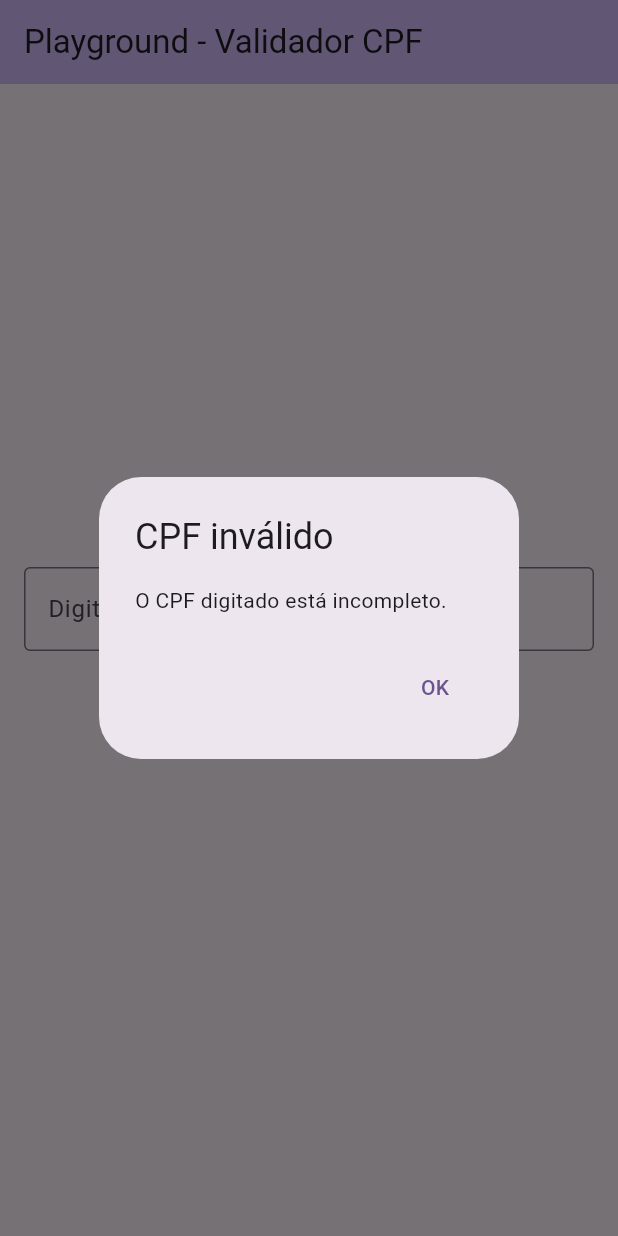
After one commit to LS-F/EstudosFlutter, a Flutter app: the ValidadorCpf screen opened directly, after a tap on "Valida CPF", on a phone screen of 412 x 824 dp. The commit adds this screen. Run offline on Flutter 3.47's test engine with Material 3 defaults, Android fonts, the phone set to English and light mode, and no system bars; our stand-ins replace mask_text_input_formatter.

Commit message:
Adicionado validação CPF, tela CPF

```diff
--- /dev/null
+++ b/lib/alerts/AlertDialog1.dart
@@ -0,0 +1,79 @@
+import 'package:flutter/material.dart';
+
+AlertaErroIncompletoCPF(BuildContext context) {
+    // configura o button
+  Widget okButton = TextButton(
+    child: Text("OK"),
+    onPressed: () {
+      Navigator.pop(context,false);
+     },
+  );
+
+  // configura o  AlertDialog
+  AlertDialog alerta = AlertDialog(
+    title: Text("CPF inválido"),
+    content: Text("O CPF digitado está incompleto."),
+    actions: [
+      okButton,
+    ],
+  );
+  // exibe o dialog
+  showDialog(
+    context: context,
+    builder: (BuildContext context) {
+      return alerta;
+    },
+  );
+}
+
+AlertaInvalidoCPF(BuildContext context) {
+    // configura o button
+  Widget okButton = TextButton(
+    child: Text("OK"),
+    onPressed: () {
+      Navigator.pop(context,false);
+     },
+  );
+
+  // configura o  AlertDialog
+  AlertDialog alerta = AlertDialog(
+    title: Text("CPF Inválido"),
+    content: Text("O CPF digitado é inválido"),
+    actions: [
+      okButton,
+    ],
+  );
+  // exibe o dialog
+  showDialog(
+    context: context,
+    builder: (BuildContext context) {
+      return alerta;
+    },
+  );
+}
+
+AlertaValidoCPF(BuildContext context) {
+    // configura o button
+  Widget okButton = TextButton(
+    child: Text("OK"),
+    onPressed: () {
+      Navigator.pop(context,false);
+     },
+  );
+
+  // configura o  AlertDialog
+  AlertDialog alerta = AlertDialog(
+    title: Text("CPF Válido"),
+    content: Text("O CPF digitado é válido"),
+    actions: [
+      okButton,
+    ],
+  );
+  // exibe o dialog
+  showDialog(
+    context: context,
+    builder: (BuildContext context) {
+      return alerta;
+    },
+  );
+}
--- a/lib/main.dart
+++ b/lib/main.dart
@@ -1,6 +1,6 @@
 import 'package:flutter/material.dart';
 import 'package:playgroundflutter/class/testes.dart';
-import 'package:playgroundflutter/screens/tela_login.dart';
+import 'package:playgroundflutter/screens/ImageSize.dart';
 
 void main() {
   runApp(const PlayGround());
@@ -18,7 +18,8 @@ class PlayGround extends StatelessWidget {
         colorScheme: ColorScheme.fromSeed(seedColor: Colors.deepPurple),
         useMaterial3: true,
       ),
-      home: const MyHomePage(title: 'Playground'),
+      debugShowCheckedModeBanner: false,
+      home: const MyHomePage(title: 'Playground - Mudando cores'),
     );
   }
 }
--- /dev/null
+++ b/lib/screens/validador_cpf.dart
@@ -0,0 +1,103 @@
+import 'package:flutter/material.dart';
+import 'package:playgroundflutter/alerts/AlertDialog1.dart';
+import 'package:mask_text_input_formatter/mask_text_input_formatter.dart';
+
+class ValidadorCpf extends StatefulWidget {
+  const ValidadorCpf({super.key});
+
+  @override
+  State<ValidadorCpf> createState() => _ValidadorCpfState();
+}
+
+class _ValidadorCpfState extends State<ValidadorCpf> {
+  TextEditingController _cpf = TextEditingController();
+  final _formKey = GlobalKey<FormState>();
+
+  final cpfFormatter = MaskTextInputFormatter(
+    mask: '###.###.###-##',
+    filter: {"#": RegExp(r'[0-9]')},
+  );
+
+  validaCPF(_cpf){
+    String cpfLimpo = _cpf.replaceAll(RegExp(r'\D'), '');
+    var resto1 = 0;
+    var resto2 = 0;
+    var digito1 = 0;
+    var digito2 = 0;
+    var cont = 2;
+    var somaNumeros = 0;
+    List<int> numerosCPF = cpfLimpo.split('').map((e) => int.parse(e)).toList();
+
+
+    if(cpfLimpo.length < 11){
+
+      return AlertaErroIncompletoCPF(context);
+    }
+
+    for (int i = 8; i >= 0 ; i--) {
+      somaNumeros += numerosCPF[i] * cont;
+      cont++;
+    }
+    resto1 = somaNumeros % 11;
+
+    if(resto1 >= 2){
+      digito1 = 11 - resto1;
+    }
+
+    somaNumeros = 0;
+    cont = 2;
+
+    for (int i = 9; i >= 0 ; i--) {
+      somaNumeros += numerosCPF[i] * cont;
+      cont++;
+    }
+    resto2 = somaNumeros % 11;
+
+    if(resto2 >= 2){
+      digito2 = 11 - resto2;
+    }
+
+    if(digito1 != numerosCPF[9] || digito2 != numerosCPF[10] ){
+      return AlertaInvalidoCPF(context);
+    }else{
+      return AlertaValidoCPF(context);
+    }
+  }
+
+  @override
+  Widget build(BuildContext context) {
+    return Scaffold(
+      appBar: AppBar(
+          title: const Text("Playground - Validador CPF"),
+          automaticallyImplyLeading: false,
+          backgroundColor: Theme.of(context).colorScheme.inversePrimary),
+      body: Center(
+        child: Padding(
+          padding: const EdgeInsets.all(16.0),
+          child: Form(
+          key: _formKey,
+            child:
+                Column(mainAxisAlignment: MainAxisAlignment.center, children: [
+              TextFormField(
+                controller: _cpf,
+                autovalidateMode: AutovalidateMode.onUserInteraction,
+                inputFormatters: [cpfFormatter],
+                decoration: InputDecoration(
+                border: OutlineInputBorder(), labelText: "Digite o CPF"),
+              ),
+              SizedBox(
+                height: 20,
+              ),
+              ElevatedButton(
+                  child: const Text("Valida CPF"),
+                  onPressed: () {
+                    validaCPF(_cpf.text);
+                  }
+                  ),
+            ]),
+          ),
+        ),
+      ),
+    );
+  }
+}
```
Also changed, not shown: lib/screens/ImageSize.dart (renamed from lib/screens/tela_login.dart, +8 -4 lines).
